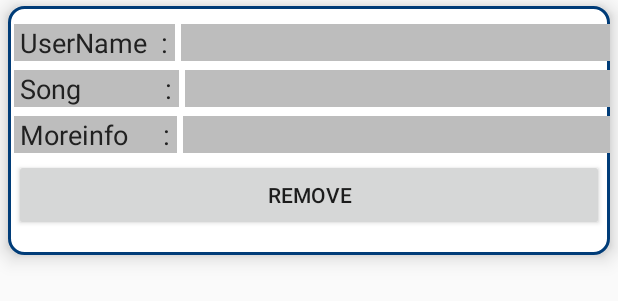
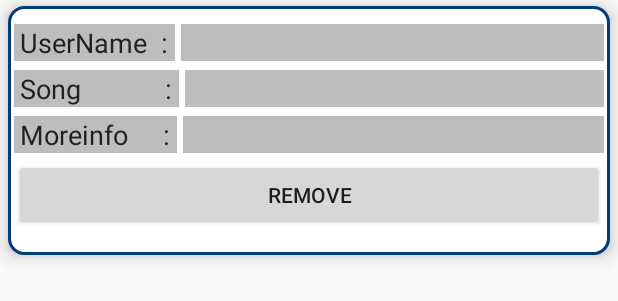
Before and after one commit to navaneethsaj/radiohead, an Android app: the layout list_item.xml on its own in the app's theme, with its tools: preview values and no code run, on a phone screen of 412 x 824 dp. Shown: the top 301 px of the screen. Run offline under Robolectric (Android 15) with nearby library versions, the light colour scheme and no system bars.

Commit message:
some ui optmzn

```diff
--- a/app/src/main/res/layout/list_item.xml
+++ b/app/src/main/res/layout/list_item.xml
@@ -34,6 +34,7 @@
                 android:id="@+id/id"
                 android:background="@color/clr"
                 android:layout_width="match_parent"
+                android:layout_marginRight="4dp"
                 android:layout_height="wrap_content"
                 android:layout_marginBottom="6dp"
                 android:textSize="18sp" />
@@ -61,6 +62,7 @@
                 android:background="@color/clr"
                 android:id="@+id/title"
                 android:layout_marginLeft="4dp"
+                android:layout_marginRight="4dp"
                 android:layout_width="match_parent"
                 android:layout_height="wrap_content"
                 android:layout_marginBottom="6dp"
@@ -88,6 +90,7 @@
                 android:id="@+id/moreinfo"
                 android:paddingLeft="4dp"
                 android:layout_marginLeft="4dp"
+                android:layout_marginRight="4dp"
                 android:background="@color/clr"
                 android:layout_width="match_parent"
                 android:layout_height="wrap_content"
```
